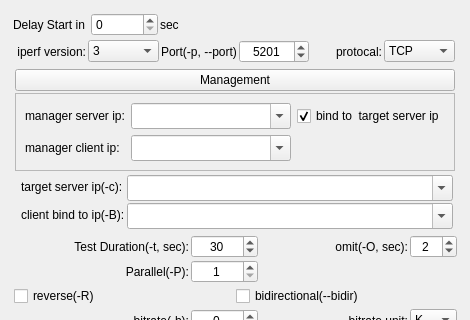
Above: qiperfc/src/dlgiperf.ui from coolshou/qiperf before the change; both pictures show x 0 to 470 and y 0 to 320 of the 470 by 546 pixel window. Below: the same form after it.
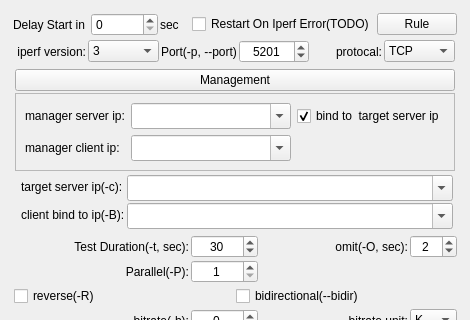
That is the form after the change. Icons and pictures are not drawn.

What changed in the file:
```diff
--- a/qiperfc/src/dlgiperf.ui
+++ b/qiperfc/src/dlgiperf.ui
@@ -541,7 +541,7 @@
       </item>
       <item row="0" column="0" colspan="4">
        <widget class="QWidget" name="widget_7" native="true">
-        <layout class="QHBoxLayout" name="horizontalLayout_4" stretch="0,0,0,1">
+        <layout class="QHBoxLayout" name="horizontalLayout_4" stretch="0,0,0,0,0">
          <property name="spacing">
           <number>2</number>
          </property>
@@ -574,17 +574,24 @@
            </property>
           </widget>
          </item>
-         <item>
-          <widget class="QLabel" name="label_6">
-           <property name="text">
-            <string>sec</string>
-           </property>
-          </widget>
-         </item>
          <item>
           <widget class="QLabel" name="lb_delaytime">
            <property name="text">
-            <string/>
+            <string>sec</string>
+           </property>
+          </widget>
+         </item>
+         <item>
+          <widget class="QCheckBox" name="cbRestartOnError">
+           <property name="text">
+            <string>Restart On Iperf Error(TODO)</string>
+           </property>
+          </widget>
+         </item>
+         <item>
+          <widget class="QPushButton" name="pbRestartRule">
+           <property name="text">
+            <string>Rule</string>
            </property>
           </widget>
          </item>
```
